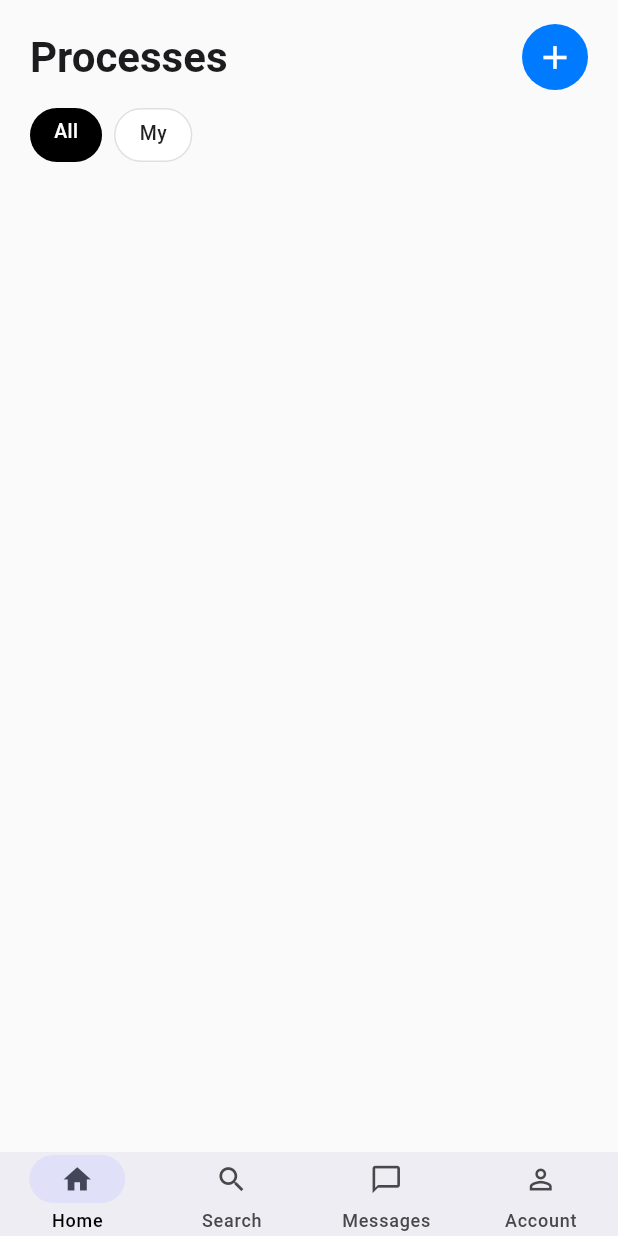
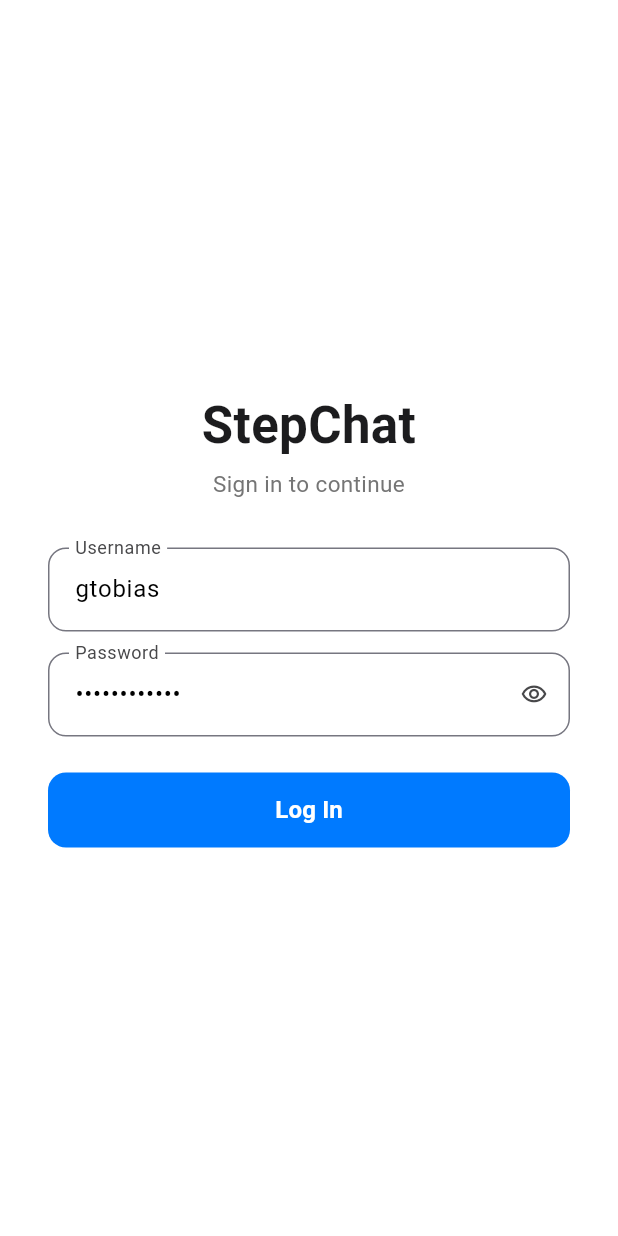
Before and after one commit to tobiasgemperli/BPMN-editor, a Flutter app: the screen it shows after launch, on a phone screen of 412 x 824 dp. Run offline on Flutter 3.47's test engine with Material 3 defaults, Android fonts, the phone set to English and light mode, and no system bars; our stand-ins replace file_picker, image_picker, open_filex, video_player; network calls fail.

Commit message:
Add login screen (prefilled, first-start only) + Jan backend asks doc
- ApiClient credentials are now mutable and persisted (_auth.json): login()
  verifies against the server then saves; loadSavedCredentials() restores the
  session on launch; logout() clears it.
- New LoginScreen prefilled with the dev account for quick testing (flagged:
  the prefilled password ships in the binary — clear before a store release).
- main.dart routes to /login only when no saved session exists, so login shows
  on first start and is skipped thereafter.
- docs/backend-asks-jan.md: scoped requests for Jan (FollowerCount fix, Bio
  field, uname-mutability question, delete-account endpoint, messaging backend).

Co-Authored-By: Claude Opus 4.8 <noreply@anthropic.com>
Claude-Session: https://claude.ai/code/session_01PNbpvf9VFLn1YTrMDqLiAd

```diff
--- /dev/null
+++ b/lib/app/screens/login_screen.dart
@@ -0,0 +1,149 @@
+import 'package:flutter/material.dart';
+
+import '../../diagram/io/api_client.dart';
+
+/// Sign-in screen. Prefilled with the developer's credentials for quick
+/// testing/demos — see [_prefillUsername]/[_prefillPassword].
+///
+/// SECURITY: the prefilled password ships in the binary. Fine for a personal
+/// test build; clear the prefill (or wire --dart-define) before a client/store
+/// release.
+class LoginScreen extends StatefulWidget {
+  const LoginScreen({super.key});
+
+  // Prefill with Tobias's account.
+  static const _prefillUsername = 'gtobias';
+  static const _prefillPassword = 'UUUiii111!!!';
+
+  @override
+  State<LoginScreen> createState() => _LoginScreenState();
+}
+
+class _LoginScreenState extends State<LoginScreen> {
+  late final _username =
+      TextEditingController(text: LoginScreen._prefillUsername);
+  late final _password =
+      TextEditingController(text: LoginScreen._prefillPassword);
+  bool _obscure = true;
+  bool _busy = false;
+  String? _error;
+
+  @override
+  void dispose() {
+    _username.dispose();
+    _password.dispose();
+    super.dispose();
+  }
+
+  Future<void> _login() async {
+    FocusScope.of(context).unfocus();
+    setState(() {
+      _busy = true;
+      _error = null;
+    });
+    try {
+      await ApiClient.instance
+          .login(_username.text.trim(), _password.text);
+      if (!mounted) return;
+      Navigator.of(context).pushReplacementNamed('/');
+    } catch (e) {
+      if (!mounted) return;
+      setState(() {
+        _busy = false;
+        _error = 'Login failed — check your username and password.';
+      });
+    }
+  }
+
+  @override
+  Widget build(BuildContext context) {
+    return Scaffold(
+      backgroundColor: Colors.white,
+      body: SafeArea(
+        child: Center(
+          child: SingleChildScrollView(
+            padding: const EdgeInsets.symmetric(horizontal: 32, vertical: 24),
+            child: Column(
+              mainAxisSize: MainAxisSize.min,
+              crossAxisAlignment: CrossAxisAlignment.stretch,
+              children: [
+                const Text(
+                  'StepChat',
+                  textAlign: TextAlign.center,
+                  style: TextStyle(
+                      fontSize: 34,
+                      fontWeight: FontWeight.bold,
+                      color: Color(0xFF1C1C1E)),
+                ),
+                const SizedBox(height: 4),
+                Text('Sign in to continue',
+                    textAlign: TextAlign.center,
+                    style: TextStyle(fontSize: 15, color: Colors.grey[600])),
+                const SizedBox(height: 32),
+                TextField(
+                  controller: _username,
+                  autocorrect: false,
+                  enableSuggestions: false,
+                  textInputAction: TextInputAction.next,
+                  decoration: _decoration('Username'),
+                ),
+                const SizedBox(height: 14),
+                TextField(
+                  controller: _password,
+                  obscureText: _obscure,
+                  autocorrect: false,
+                  enableSuggestions: false,
+                  onSubmitted: (_) => _busy ? null : _login(),
+                  decoration: _decoration('Password').copyWith(
+                    suffixIcon: IconButton(
+                      icon: Icon(_obscure
+                          ? Icons.visibility_outlined
+                          : Icons.visibility_off_outlined),
+                      onPressed: () => setState(() => _obscure = !_obscure),
+                    ),
+                  ),
+                ),
+                if (_error != null) ...[
+                  const SizedBox(height: 12),
+                  Text(_error!,
+                      style: const TextStyle(
+                          color: Color(0xFFFF3B30), fontSize: 13)),
+                ],
+                const SizedBox(height: 24),
+                SizedBox(
+                  height: 50,
+                  child: FilledButton(
+                    style: FilledButton.styleFrom(
+                      backgroundColor: const Color(0xFF007AFF),
+                      shape: RoundedRectangleBorder(
+                          borderRadius: BorderRadius.circular(12)),
+                    ),
+                    onPressed: _busy ? null : _login,
+                    child: _busy
+                        ? const SizedBox(
+                            width: 20,
+                            height: 20,
+                            child: CircularProgressIndicator(
+                                strokeWidth: 2, color: Colors.white))
+                        : const Text('Log In',
+                            style: TextStyle(
+                                fontSize: 16, fontWeight: FontWeight.w600)),
+                  ),
+                ),
+              ],
+            ),
+          ),
+        ),
+      ),
+    );
+  }
+
+  InputDecoration _decoration(String label) => InputDecoration(
+        labelText: label,
+        isDense: true,
+        contentPadding:
+            const EdgeInsets.symmetric(horizontal: 14, vertical: 16),
+        border:
+            OutlineInputBorder(borderRadius: BorderRadius.circular(12)),
+      );
+}
--- a/lib/diagram/io/api_client.dart
+++ b/lib/diagram/io/api_client.dart
@@ -1,17 +1,22 @@
 import 'dart:convert';
+import 'dart:io';
 import 'dart:typed_data';
 import 'package:http/http.dart' as http;
 import 'package:http_parser/http_parser.dart' show MediaType;
+import 'package:path_provider/path_provider.dart';
 import 'bpmn_parser.dart';
 import 'bpmn_serializer.dart';
 import '../model/diagram_model.dart';
 
 const _baseUrl = 'https://odoules.pfn.cz/rest2';
-// QA test account (user id 22) — a clean account whose owned models make a
-// realistic "My Flowcharts". The legacy `test`/`j5K_fv3sg` account (id 14)
-// owns ~599 models and is a poor fit for that section.
-const _username = 'qa_1787670944';
-const _password = '8bkZwhLK';
+// Default account until the user logs in — the QA test account (user id 22),
+// a clean account whose owned models make a realistic "My Flowcharts".
+const _defaultUsername = 'qa_1787670944';
+const _defaultPassword = '8bkZwhLK';
+
+// Active credentials, overridden by login() and persisted across launches.
+String _username = _defaultUsername;
+String _password = _defaultPassword;
 
 String get _authHeader =>
     'Basic ${base64Encode(utf8.encode('$_username:$_password'))}';
@@ -154,6 +159,60 @@ class ApiClient {
   ApiClient.withClient(this._httpClient);
 
   http.Client? _httpClient;
+
+  // ── Auth ────────────────────────────────────────────────────────
+  /// The username of the active account.
+  String get currentUsername => _username;
+
+  Future<File> _credsFile() async {
+    final dir = await getApplicationDocumentsDirectory();
+    return File('${dir.path}/_auth.json');
+  }
+
+  /// Load persisted credentials into the client (call once at startup).
+  /// Returns true if a saved session was found (so login can be skipped).
+  Future<bool> loadSavedCredentials() async {
+    try {
+      final file = await _credsFile();
+      if (await file.exists()) {
+        final j = jsonDecode(await file.readAsString()) as Map<String, dynamic>;
+        _username = (j['u'] as String?) ?? _username;
+        _password = (j['p'] as String?) ?? _password;
+        _cachedUserId = null;
+        return true;
+      }
+    } catch (_) {
+      // Corrupt/missing → keep defaults.
+    }
+    return false;
+  }
+
+  /// Clear the saved session (sign out).
+  Future<void> logout() async {
+    _username = _defaultUsername;
+    _password = _defaultPassword;
+    _cachedUserId = null;
+    try {
+      final file = await _credsFile();
+      if (await file.exists()) await file.delete();
+    } catch (_) {}
+  }
+
+  /// Set and persist the active credentials, verifying them against the server.
+  /// Throws [ApiException] if the login is rejected.
+  Future<void> login(String username, String password) async {
+    _username = username;
+    _password = password;
+    _cachedUserId = null;
+    // Verify the credentials work before persisting.
+    await currentUserId();
+    try {
+      await (await _credsFile())
+          .writeAsString(jsonEncode({'u': username, 'p': password}));
+    } catch (_) {
+      // Persistence failure is non-fatal; the session stays logged in.
+    }
+  }
   http.Client get _client => _httpClient ?? http.Client();
 
   /// Cached id of the authenticated user (see [currentUserId]).
--- a/lib/main.dart
+++ b/lib/main.dart
@@ -2,12 +2,16 @@ import 'package:flutter/foundation.dart' show kIsWeb;
 import 'package:flutter/material.dart';
 import 'app/screens/discover_screen.dart';
 import 'app/screens/embed_showcase_screen.dart';
+import 'app/screens/login_screen.dart';
 import 'app/screens/search_screen.dart';
 import 'app/screens/messages_screen.dart';
 import 'app/screens/account_screen.dart';
+import 'diagram/io/api_client.dart';
 
-void main() {
-  runApp(const StepChatApp());
+void main() async {
+  WidgetsFlutterBinding.ensureInitialized();
+  final loggedIn = await ApiClient.instance.loadSavedCredentials();
+  runApp(StepChatApp(loggedIn: loggedIn));
 }
 
 ThemeData _buildLightTheme() {
@@ -29,7 +33,10 @@ ThemeData _buildLightTheme() {
 }
 
 class StepChatApp extends StatelessWidget {
-  const StepChatApp({super.key});
+  /// Whether a saved session exists — if so, skip the login screen.
+  final bool loggedIn;
+
+  const StepChatApp({super.key, this.loggedIn = false});
 
   @override
   Widget build(BuildContext context) {
@@ -42,8 +49,9 @@ class StepChatApp extends StatelessWidget {
         useMaterial3: true,
         brightness: Brightness.dark,
       ),
-      initialRoute: kIsWeb ? '/embed' : '/',
+      initialRoute: kIsWeb ? '/embed' : (loggedIn ? '/' : '/login'),
       routes: {
+        '/login': (_) => const LoginScreen(),
         '/': (_) => const _MainTabShell(),
         '/embed': (_) => const EmbedShowcaseScreen(),
       },
```
Also changed, not shown: 1 other file.
